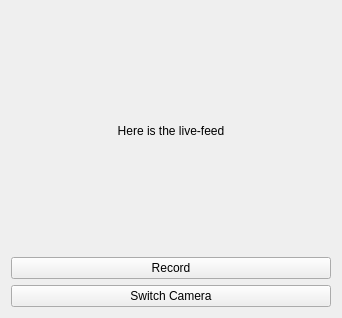
Old version of the form app/ui/main_window.ui in the repository Stefanos0710/SignAI.
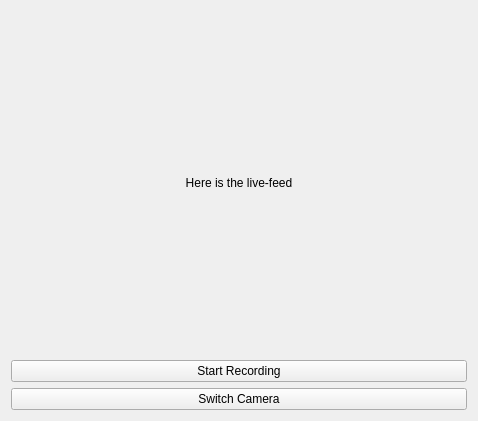
New version of the form.

Commit message:
Refactor camera recording logic and UI layout
Separated camera recording from live preview by moving recording logic from CameraFeed to Camera. Updated file paths for video saving and clarified video storage locations. Improved record button logic and UI layout, including button text and window size. Prepared for future AI integration and settings features.

What changed in the file:
```diff
--- a/app/ui/main_window.ui
+++ b/app/ui/main_window.ui
@@ -6,8 +6,8 @@
    <rect>
     <x>0</x>
     <y>0</y>
-    <width>200</width>
-    <height>100</height>
+    <width>478</width>
+    <height>421</height>
    </rect>
   </property>
   <property name="windowTitle">
@@ -36,7 +36,7 @@
     <item>
       <widget class="QPushButton" name="recordButton">
         <property name="text">
-          <string>Record</string>
+      <string>Start Recording</string>
         </property>
       </widget>
     </item>
```
Left out of the diff: 22 changed lines with no effect on the pictures. Lines whose indentation alone changed are shown as unchanged. The commit also changes 2 other files.
